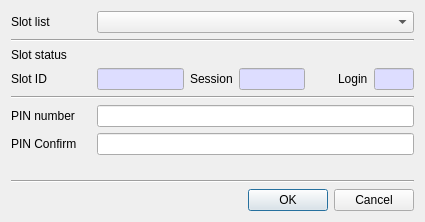
Above: CryptokiMan/init_pin_dlg.ui from jykim74/CryptokiMan before the change. Below: the same form after it.
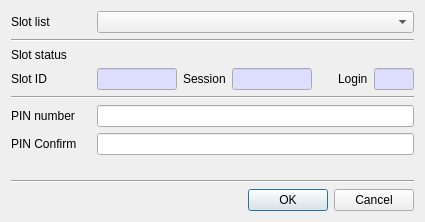
That is the form after the change.

```diff
--- a/CryptokiMan/init_pin_dlg.ui
+++ b/CryptokiMan/init_pin_dlg.ui
@@ -78,6 +78,12 @@
      </item>
      <item row="0" column="1">
       <widget class="QLineEdit" name="mSlotIDText">
+       <property name="minimumSize">
+        <size>
+         <width>80</width>
+         <height>0</height>
+        </size>
+       </property>
        <property name="maximumSize">
         <size>
          <width>100</width>
@@ -128,6 +134,12 @@
      </item>
      <item row="0" column="3">
       <widget class="QLineEdit" name="mSessionText">
+       <property name="minimumSize">
+        <size>
+         <width>80</width>
+         <height>0</height>
+        </size>
+       </property>
        <property name="maximumSize">
         <size>
          <width>80</width>
```
